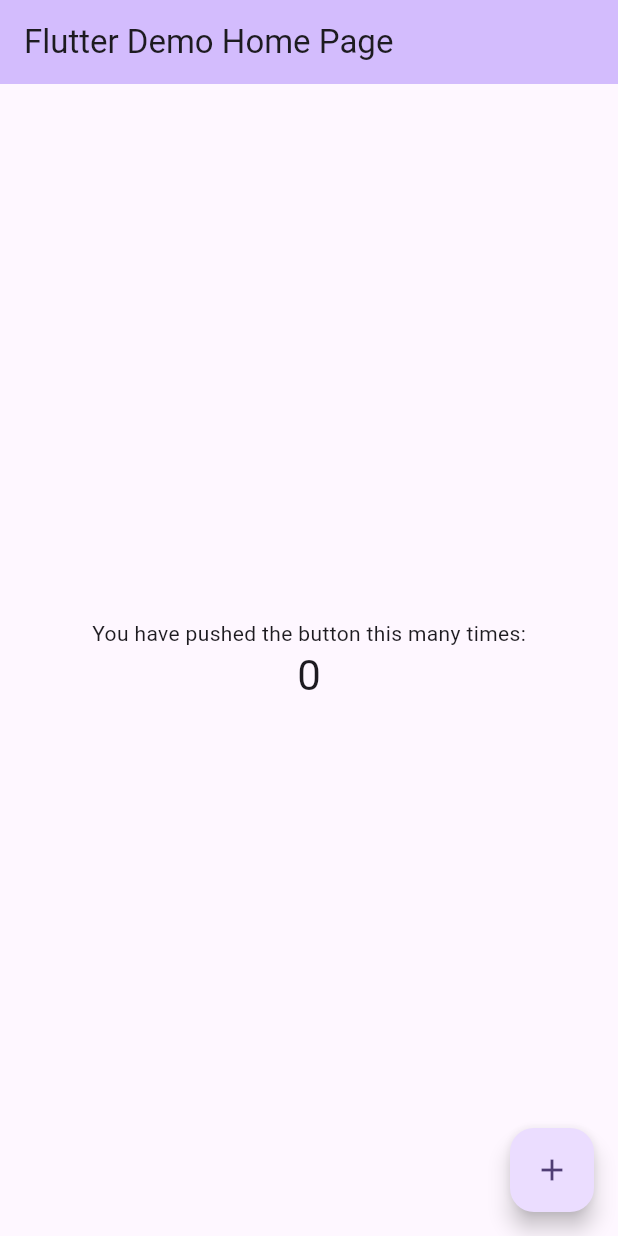
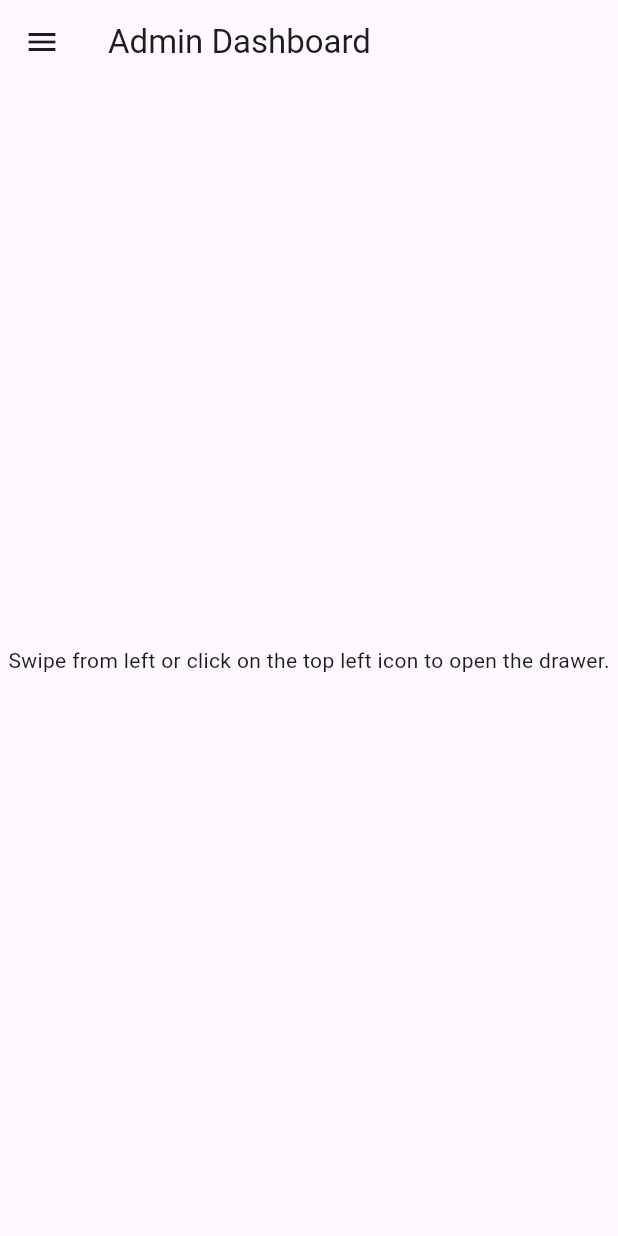
Before and after one commit to thhau1503/Admin-Flutter, a Flutter app: the screen it shows after launch, on a phone screen of 412 x 824 dp. Run offline on Flutter 3.47's test engine with Material 3 defaults, Android fonts, the phone set to English and light mode, and no system bars; our stand-ins replace image_picker.

Commit message:
update user manager for admin dashboard

```diff
--- a/lib/main.dart
+++ b/lib/main.dart
@@ -1,125 +1,84 @@
+import 'package:admin/screens/user_list_screen.dart';
 import 'package:flutter/material.dart';
 
 void main() {
-  runApp(const MyApp());
+  runApp(MyApp());
 }
 
 class MyApp extends StatelessWidget {
-  const MyApp({super.key});
-
-  // This widget is the root of your application.
   @override
   Widget build(BuildContext context) {
     return MaterialApp(
-      title: 'Flutter Demo',
+      title: 'Admin Dashboard',
       theme: ThemeData(
-        // This is the theme of your application.
-        //
-        // TRY THIS: Try running your application with "flutter run". You'll see
-        // the application has a purple toolbar. Then, without quitting the app,
-        // try changing the seedColor in the colorScheme below to Colors.green
-        // and then invoke "hot reload" (save your changes or press the "hot
-        // reload" button in a Flutter-supported IDE, or press "r" if you used
-        // the command line to start the app).
-        //
-        // Notice that the counter didn't reset back to zero; the application
-        // state is not lost during the reload. To reset the state, use hot
-        // restart instead.
-        //
-        // This works for code too, not just values: Most code changes can be
-        // tested with just a hot reload.
-        colorScheme: ColorScheme.fromSeed(seedColor: Colors.deepPurple),
-        useMaterial3: true,
+        primarySwatch: Colors.blue,
       ),
-      home: const MyHomePage(title: 'Flutter Demo Home Page'),
+      home: MyHomePage(),
     );
   }
 }
 
-class MyHomePage extends StatefulWidget {
-  const MyHomePage({super.key, required this.title});
-
-  // This widget is the home page of your application. It is stateful, meaning
-  // that it has a State object (defined below) that contains fields that affect
-  // how it looks.
-
-  // This class is the configuration for the state. It holds the values (in this
-  // case the title) provided by the parent (in this case the App widget) and
-  // used by the build method of the State. Fields in a Widget subclass are
-  // always marked "final".
-
-  final String title;
-
-  @override
-  State<MyHomePage> createState() => _MyHomePageState();
-}
-
-class _MyHomePageState extends State<MyHomePage> {
-  int _counter = 0;
-
-  void _incrementCounter() {
-    setState(() {
-      // This call to setState tells the Flutter framework that something has
-      // changed in this State, which causes it to rerun the build method below
-      // so that the display can reflect the updated values. If we changed
-      // _counter without calling setState(), then the build method would not be
-      // called again, and so nothing would appear to happen.
-      _counter++;
-    });
-  }
-
+class MyHomePage extends StatelessWidget {
   @override
   Widget build(BuildContext context) {
-    // This method is rerun every time setState is called, for instance as done
-    // by the _incrementCounter method above.
-    //
-    // The Flutter framework has been optimized to make rerunning build methods
-    // fast, so that you can just rebuild anything that needs updating rather
-    // than having to individually change instances of widgets.
     return Scaffold(
       appBar: AppBar(
-        // TRY THIS: Try changing the color here to a specific color (to
-        // Colors.amber, perhaps?) and trigger a hot reload to see the AppBar
-        // change color while the other colors stay the same.
-        backgroundColor: Theme.of(context).colorScheme.inversePrimary,
-        // Here we take the value from the MyHomePage object that was created by
-        // the App.build method, and use it to set our appbar title.
-        title: Text(widget.title),
+        title: Text('Admin Dashboard'),
       ),
-      body: Center(
-        // Center is a layout widget. It takes a single child and positions it
-        // in the middle of the parent.
-        child: Column(
-          // Column is also a layout widget. It takes a list of children and
-          // arranges them vertically. By default, it sizes itself to fit its
-          // children horizontally, and tries to be as tall as its parent.
-          //
-          // Column has various properties to control how it sizes itself and
-          // how it positions its children. Here we use mainAxisAlignment to
-          // center the children vertically; the main axis here is the vertical
-          // axis because Columns are vertical (the cross axis would be
-          // horizontal).
-          //
-          // TRY THIS: Invoke "debug painting" (choose the "Toggle Debug Paint"
-          // action in the IDE, or press "p" in the console), to see the
-          // wireframe for each widget.
-          mainAxisAlignment: MainAxisAlignment.center,
+      drawer: Drawer(
+        child: ListView(
+          padding: EdgeInsets.zero,
           children: <Widget>[
-            const Text(
-              'You have pushed the button this many times:',
+            DrawerHeader(
+              decoration: BoxDecoration(
+                color: Colors.blue,
+              ),
+              child: Text(
+                'Admin Dashboard',
+                style: TextStyle(
+                  color: Colors.white,
+                  fontSize: 24,
+                ),
+              ),
             ),
-            Text(
-              '$_counter',
-              style: Theme.of(context).textTheme.headlineMedium,
+            ListTile(
+              leading: Icon(Icons.person),
+              title: Text('Quản lý User'),
+              onTap: () {
+                Navigator.push(
+                  context,
+                  MaterialPageRoute(builder: (context) => UserListScreen()),
+                );
+              },
+            ),
+            ListTile(
+              leading: Icon(Icons.post_add),
+              title: Text('Quản lý Post'),
+              onTap: () {
+                Navigator.pop(context);
+              },
+            ),
+            ListTile(
+              leading: Icon(Icons.notifications),
+              title: Text('Quản lý Thông báo'),
+              onTap: () {
+                Navigator.pop(context);
+              },
+            ),
+            ListTile(
+              leading: Icon(Icons.report),
+              title: Text('Quản lý Report'),
+              onTap: () {
+                Navigator.pop(context);
+              },
             ),
           ],
         ),
       ),
-      floatingActionButton: FloatingActionButton(
-        onPressed: _incrementCounter,
-        tooltip: 'Increment',
-        child: const Icon(Icons.add),
-      ), // This trailing comma makes auto-formatting nicer for build methods.
+      body: Center(
+        child: Text(
+            'Swipe from left or click on the top left icon to open the drawer.'),
+      ),
     );
   }
 }
--- /dev/null
+++ b/lib/models/user_model.dart
@@ -0,0 +1,20 @@
+class User {
+  final String id;
+  final String username;
+  final String email;
+  final String userRole;
+  final String phone;
+  final String address;
+  final bool isOnline;
+  final String avatarUrl;
+
+  User.fromJson(Map<String, dynamic> json)
+      : id = json['_id'],
+        username = json['username'],
+        email = json['email'],
+        userRole = json['user_role'],
+        phone = json['phone'],
+        address = json['address'],
+        isOnline = json['isOnline'],
+        avatarUrl = json['avatar']['url'];
+}
--- a/pubspec.yaml
+++ b/pubspec.yaml
@@ -30,6 +30,8 @@ environment:
 dependencies:
   flutter:
     sdk: flutter
+  http: ^1.1.0
+  image_picker: ^1.0.4
 
 
   # The following adds the Cupertino Icons font to your application.
```
Also changed, not shown: lib/screens/user_list_screen.dart (added, +557 -0 lines), lib/models/user.dart (deleted), pubspec.lock, 6 other files.
